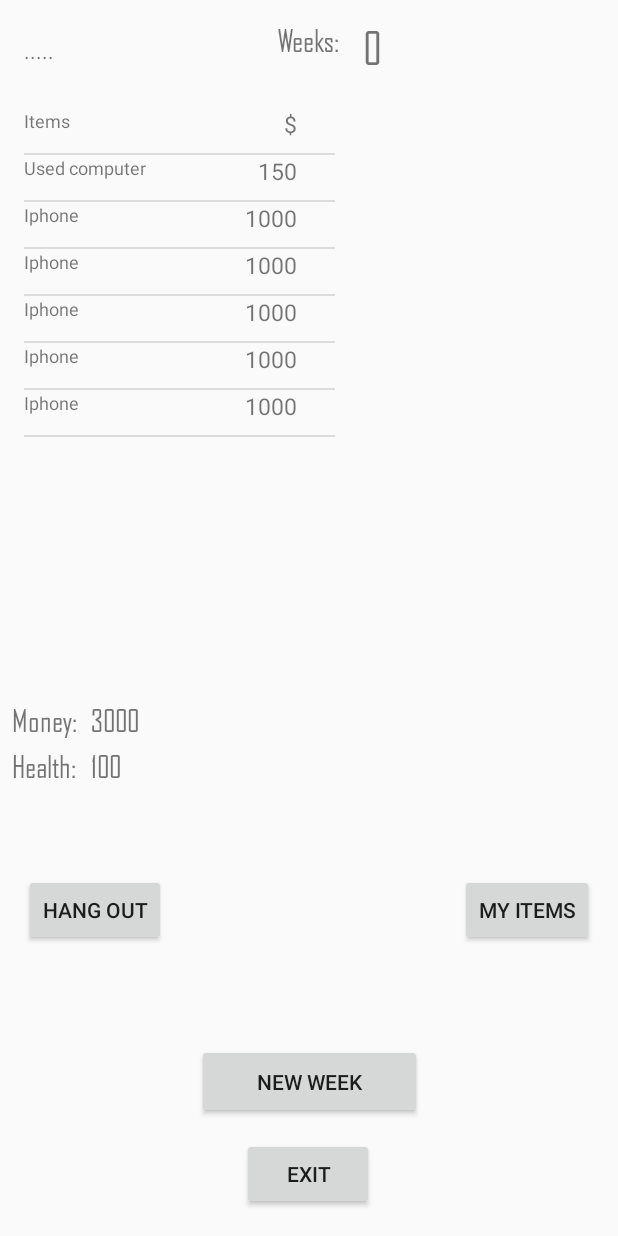
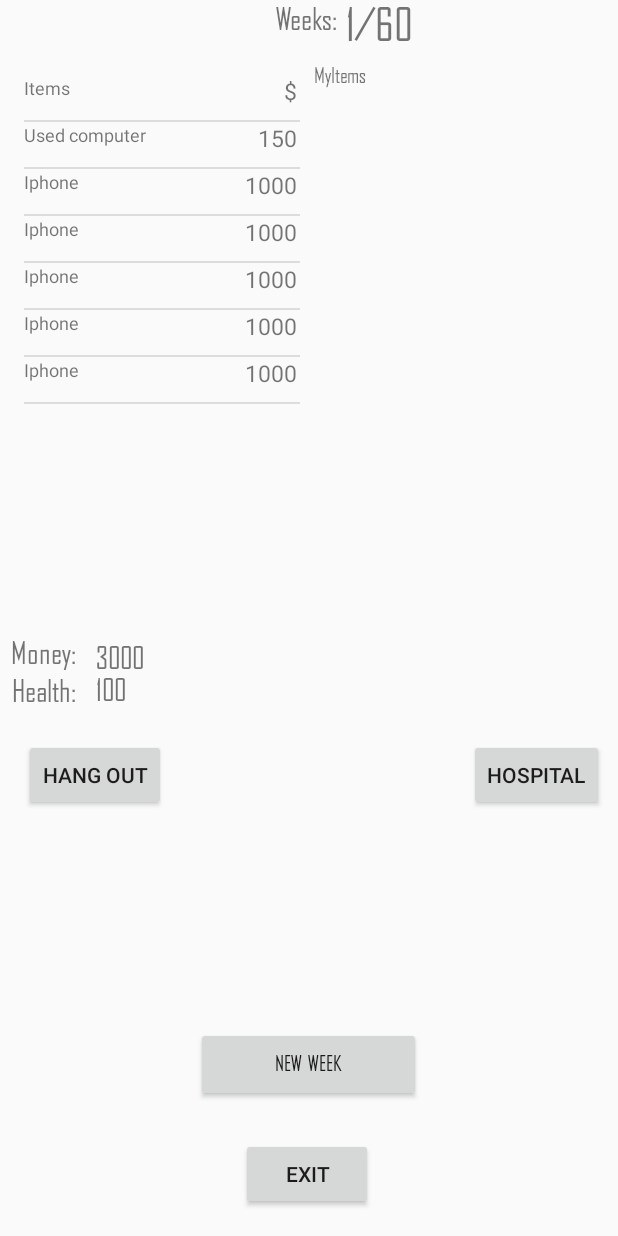
Before and after one commit to XiwenZhang/SIT-305-Assignment-2, an Android app: the StartGame screen opened directly, with no data from a screen before it, on a phone screen of 412 x 824 dp. Run offline under Robolectric (Android 15) with nearby library versions, the phone set to English and light mode, and no system bars.

Commit message:
week7 update

```diff
--- a/app/src/main/java/com/example/user/prtice/StartGame.java
+++ b/app/src/main/java/com/example/user/prtice/StartGame.java
@@ -14,13 +14,19 @@ import android.support.annotation.Nullable;
 import android.support.v4.view.ViewPropertyAnimatorCompat;
 import android.support.v7.app.AppCompatActivity;
 import android.os.Bundle;
+import android.text.InputType;
+import android.text.TextUtils;
 import android.util.Log;
+import android.view.Display;
 import android.view.KeyEvent;
 import android.view.View;
+import android.widget.AdapterView;
 import android.widget.Button;
+import android.widget.EditText;
 import android.widget.ListView;
 import android.widget.TextView;
 import android.view.View;
+import android.widget.Toast;
 
 import org.xmlpull.v1.XmlPullParser;
 import org.xmlpull.v1.XmlPullParserException;
@@ -38,13 +44,18 @@ public class StartGame extends Activity {
 
     private int days;
     private int moneyc = 3000;
-    private int hungry = 0;
     private int heal = 0;
     public int random = 0;
     private int event = 1;
     private int event2 = 0;
+    private int counts = 0;
+    private int itemp = 0;
+    private int idm;
 
 
+    private String itemname;
+    private int itemprice;
+    private String itemn;
     private String msg;
     private String title;
     private int changes;
@@ -60,11 +71,13 @@ public class StartGame extends Activity {
     private TextView Money;
     private TextView Health;
     private TextView Heal;
+    private TextView Display3;
 
 
 
 
     private ListView mark;
+    private ListView items;
 
 
     private Button Hangout;
@@ -72,10 +85,11 @@ public class StartGame extends Activity {
     private Button Newdays;
     private Button money;
     private Button Market;
-    private Button MyItem;
+    private Button Hospital;
 
 
     private List<ItemAdapter> sells;
+    private List<MyItemAdapter> myitems;
     private ItemAdapter itemAdapter;
     private XmlPullParser parser;
 
@@ -87,6 +101,8 @@ public class StartGame extends Activity {
         super.onCreate(savedInstanceState);
         setContentView(R.layout.startpage);
 
+        myitems = new ArrayList<MyItemAdapter>();
+
         //set value
         moneyc = 3000;
         heal = 100;
@@ -95,7 +111,7 @@ public class StartGame extends Activity {
         //Button
         Newdays = findViewById(R.id.NewDay);
         Hangout = findViewById(R.id.Hunt);
-        MyItem = findViewById(R.id.Items);
+        Hospital = findViewById(R.id.Items);
 
 
         //TextView
@@ -105,16 +121,18 @@ public class StartGame extends Activity {
         Display2 = findViewById(R.id.display2);
         Health = findViewById(R.id.health);
         Heal = findViewById(R.id.heal);
+        Display3 =  findViewById(R.id.display3);
 
 
 
         //ListView
         mark = findViewById(R.id.markee);
+        items = findViewById(R.id.myitems);
 
         //reset List
         sells = null;
 
-        //get value from xml by parser
+        //get value from xml by parser to parser xml film which is saved in assets folder
         sells = parseXmlUsingPull();
 
 
@@ -125,7 +143,7 @@ public class StartGame extends Activity {
 
 
 
-         //this is set font of view
+         //this is set font of TextView
         Typeface font = Typeface.createFromAsset(getAssets(), "fonts/ftt.otf");
         Days.setTypeface(font);
         Display1.setTypeface(font);
@@ -133,6 +151,92 @@ public class StartGame extends Activity {
         Heal.setTypeface(font);
         Health.setTypeface(font);
         Money.setTypeface(font);
+        Display3.setTypeface(font);
+
+
+        Newdays.setTypeface(font);
+
+
+        /**
+         *  This is listview item on click listener
+         *         - When the single item of ListView is be clicked
+         *         - it will shows Dialog and input the count of items to buy.
+         *         - If it is the first time to click
+         *         - the Myitems ListView will be created
+         *         - for the EditText in Dialog, user is only be allowed input int numbers(if user enter empty or 0 it will shows Toast.)
+         */
+
+    mark.setOnItemClickListener(new AdapterView.OnItemClickListener() {
+        @Override
+        public void onItemClick(AdapterView<?> parent, View view, final int position, long id) {
+
+
+                // set EditText and number only
+                final EditText editText = new EditText(StartGame.this);
+                editText.setText("0");
+                editText.setInputType(InputType.TYPE_CLASS_NUMBER);
+
+
+                if (position > 0) {
+                    //AlerDialog for the single item buying counts
+                    AlertDialog.Builder builder = new AlertDialog.Builder(StartGame.this);
+
+                    builder.setTitle("How many you want to buy?");
+                    builder.setView(editText);
+                    builder.setPositiveButton("Buy", new DialogInterface.OnClickListener() {
+                        @Override
+                        public void onClick(DialogInterface dialog, int which) {
+                            MyItemAdapter myItemAdapter = null;
+
+                            String m ;
+
+                            m = editText.getText().toString();
+
+                            if (TextUtils.isEmpty(m)) {
+                                Toast.makeText(StartGame.this, "You enter a empty number", Toast.LENGTH_SHORT).show();
+                            }
+                             else if (Integer.parseInt(m) == 0)
+                            {
+                                Toast.makeText(StartGame.this, "You enter a 0 for counts", Toast.LENGTH_SHORT).show();
+
+                            }
+                            else {
+                                myItemAdapter = new MyItemAdapter();
+
+                                //get counts, name and price from the mark ListView.
+                                counts = Integer.parseInt(m);
+                                itemname = sells.get(position).getMname();
+                                itemprice = Integer.parseInt(sells.get(position).getMprice());
+
+                                //set value into the my item ListView
+                                myItemAdapter.setName2(itemname);
+                                myItemAdapter.setPrice2(itemprice);
+                                myItemAdapter.setCount2(counts);
+                                myitems.add(myItemAdapter);
+
+                                //set the View of my item ListView
+                                MyScondBaseAdapter scondBaseAdapter = new MyScondBaseAdapter(StartGame.this,myitems);
+                                items.setAdapter(scondBaseAdapter);
+
+
+
+
+                            }
+                        }
+                    });
+                    builder.show();
+
+
+                }else
+                {
+
+                }
+
+
+
+
+        }
+    });
 
 
 
@@ -166,12 +270,14 @@ public class StartGame extends Activity {
     }
 
 
+    @Override
+    protected void onResume() {
+        super.onResume();
 
 
 
 
-
-
+    }
 
     /**
      * when user click new days data update.
@@ -245,16 +351,21 @@ public class StartGame extends Activity {
 
     }
 
+    /**
+     * Hang out windows printer
+     * it decide by the random number event to create the events of hang out
+     */
+
     public  void  dailaogoutplay()
     {
-        AlertDialog.Builder builder = new AlertDialog.Builder(StartGame.this);
+        final AlertDialog.Builder builder = new AlertDialog.Builder(StartGame.this);
         builder.setTitle("Hang out");
         builder.setMessage(msg);
         builder.setPositiveButton(btn1, new DialogInterface.OnClickListener() {
             @Override
             public void onClick(DialogInterface dialog, int which) {
                  switch (event)
-                 {
+                 {  //get event type and set the on_click
                      case 1:
 
                          double a;
@@ -266,6 +377,27 @@ public class StartGame extends Activity {
                      case 2:
                          moneyc = moneyc - 100;
                          Money.setText(Integer.toString(moneyc));
+                         int lottery = 0;
+                         //setting lottery system
+                         Random random = new Random();
+                         lottery = random.nextInt(99)+1;
+
+                         if (lottery < 100 && lottery >=1)
+                         {
+                             AlertDialog.Builder builder2 = new AlertDialog.Builder(StartGame.this);
+                             builder2.setTitle("Lottery");
+                             builder2.setMessage("Congratulations on winning($5000)");
+                             builder2.setPositiveButton("Lucky!", new DialogInterface.OnClickListener() {
+                                 @Override
+                                 public void onClick(DialogInterface dialog, int which) {
+                                     moneyc = moneyc + 5000;
+                                     Money.setText(Integer.toString(moneyc));
+                                 }
+                             });
+                             builder2.show();
+                         }
+
+
                          break;
                  }
             }
@@ -329,5 +461,14 @@ public class StartGame extends Activity {
 
         }
     }
+    /**
+     * setting item is being click and alertdialog
+     */
+    public void  onItemClick(AdapterView<?> parent, View v,int position, long id)
+    {
+        AlertDialog.Builder builder = new AlertDialog.Builder( StartGame.this);
+
+
+    }
 
 }
--- a/app/src/main/res/layout/startpage.xml
+++ b/app/src/main/res/layout/startpage.xml
@@ -11,10 +11,9 @@
 
         android:layout_width="0dp"
         android:layout_height="wrap_content"
-        android:layout_marginTop="16dp"
         android:layout_marginEnd="16dp"
         android:layout_marginRight="16dp"
-        android:text="0"
+        android:text="1/60"
         android:textSize="30dp"
         app:layout_constraintEnd_toEndOf="parent"
         app:layout_constraintStart_toEndOf="@+id/display1"
@@ -24,13 +23,12 @@
         android:id="@+id/NewDay"
         android:layout_width="150dp"
         android:layout_height="50dp"
-        android:layout_marginTop="65dp"
-        android:layout_marginBottom="61dp"
+        android:layout_marginBottom="24dp"
         android:text="New Week"
-        app:layout_constraintBottom_toBottomOf="@+id/Exit"
+        app:layout_constraintBottom_toTopOf="@+id/Exit"
         app:layout_constraintEnd_toEndOf="parent"
-        app:layout_constraintStart_toStartOf="parent"
-        app:layout_constraintTop_toBottomOf="@+id/Hunt" />
+        app:layout_constraintHorizontal_bias="0.498"
+        app:layout_constraintStart_toStartOf="parent" />
 
     <Button
         android:id="@+id/Hunt"
@@ -38,21 +36,21 @@
         android:layout_height="wrap_content"
         android:layout_marginStart="16dp"
         android:layout_marginLeft="16dp"
+        android:layout_marginTop="46dp"
         android:text="Hang out"
-        app:layout_constraintBottom_toBottomOf="@+id/Items"
         app:layout_constraintStart_toStartOf="parent"
-        app:layout_constraintTop_toTopOf="@+id/Items" />
+        app:layout_constraintTop_toBottomOf="@+id/display2" />
 
     <Button
         android:id="@+id/Items"
         android:layout_width="wrap_content"
         android:layout_height="wrap_content"
-        android:layout_marginEnd="16dp"
-        android:layout_marginRight="16dp"
-        android:layout_marginBottom="193dp"
-        android:text="My Items"
-        app:layout_constraintBottom_toBottomOf="parent"
-        app:layout_constraintEnd_toEndOf="parent" />
+        android:layout_marginEnd="9dp"
+        android:layout_marginRight="9dp"
+        android:text="Hospital"
+        app:layout_constraintBottom_toBottomOf="@+id/Hunt"
+        app:layout_constraintEnd_toEndOf="parent"
+        app:layout_constraintTop_toTopOf="@+id/Hunt" />
 
     <Button
         android:id="@+id/Exit"
@@ -68,72 +66,59 @@
     <TextView
         android:id="@+id/money"
         android:layout_width="0dp"
-        android:layout_height="24dp"
-        android:layout_marginEnd="306dp"
-        android:layout_marginRight="306dp"
-        android:layout_marginBottom="89dp"
+        android:layout_height="0dp"
+        android:layout_marginTop="3dp"
+        android:layout_marginEnd="300dp"
+        android:layout_marginRight="300dp"
         android:text="3000"
         android:textSize="20dp"
-        app:layout_constraintBottom_toTopOf="@+id/Hunt"
+        app:layout_constraintBottom_toTopOf="@+id/heal"
         app:layout_constraintEnd_toEndOf="parent"
-        app:layout_constraintStart_toEndOf="@+id/display2" />
-
-    <TextView
-        android:id="@+id/title"
-        android:layout_width="0dp"
-        android:layout_height="0dp"
-        android:layout_marginStart="16dp"
-        android:layout_marginLeft="16dp"
-        android:layout_marginTop="8dp"
-        android:layout_marginEnd="15dp"
-        android:layout_marginRight="15dp"
-        android:layout_marginBottom="8dp"
-        android:text="....."
-        app:layout_constraintBottom_toTopOf="@+id/markee"
-        app:layout_constraintEnd_toStartOf="@+id/display1"
-        app:layout_constraintStart_toStartOf="parent"
-        app:layout_constraintTop_toTopOf="@+id/Days" />
+        app:layout_constraintStart_toEndOf="@+id/display2"
+        app:layout_constraintTop_toTopOf="@+id/display2" />
 
     <TextView
         android:id="@+id/display2"
         android:layout_width="wrap_content"
         android:layout_height="wrap_content"
-        android:layout_marginStart="8dp"
-        android:layout_marginLeft="8dp"
-        android:layout_marginEnd="9dp"
-        android:layout_marginRight="9dp"
+        android:layout_marginStart="7dp"
+        android:layout_marginLeft="7dp"
+        android:layout_marginTop="84dp"
+        android:layout_marginEnd="13dp"
+        android:layout_marginRight="13dp"
         android:text="Money:"
         android:textSize="20dp"
-        app:layout_constraintBaseline_toBaselineOf="@+id/money"
         app:layout_constraintEnd_toStartOf="@+id/money"
-        app:layout_constraintStart_toStartOf="parent" />
+        app:layout_constraintStart_toStartOf="parent"
+        app:layout_constraintTop_toBottomOf="@+id/markee" />
 
     <TextView
         android:id="@+id/display1"
         android:layout_width="wrap_content"
-        android:layout_height="30dp"
-        android:layout_marginTop="16dp"
-        android:layout_marginEnd="15dp"
-        android:layout_marginRight="15dp"
-        android:layout_marginBottom="18dp"
+        android:layout_height="0dp"
+        android:layout_marginStart="184dp"
+        android:layout_marginLeft="184dp"
+        android:layout_marginTop="1dp"
+        android:layout_marginEnd="5dp"
+        android:layout_marginRight="5dp"
+        android:layout_marginBottom="13dp"
         android:text="Weeks:"
         android:textSize="20dp"
-        app:layout_constraintBottom_toBottomOf="@+id/title"
+        app:layout_constraintBottom_toBottomOf="@+id/Days"
         app:layout_constraintEnd_toStartOf="@+id/Days"
-        app:layout_constraintStart_toEndOf="@+id/title"
+        app:layout_constraintStart_toStartOf="parent"
         app:layout_constraintTop_toTopOf="parent" />
 
     <ListView
         android:id="@+id/markee"
-        android:layout_width="207dp"
-        android:layout_height="0dp"
+        android:layout_width="184dp"
+        android:layout_height="290dp"
         android:layout_marginStart="16dp"
         android:layout_marginLeft="16dp"
-        android:layout_marginTop="56dp"
-        android:layout_marginBottom="51dp"
-        app:layout_constraintBottom_toBottomOf="@+id/money"
+        android:layout_marginTop="50dp"
         app:layout_constraintStart_toStartOf="parent"
-        app:layout_constraintTop_toTopOf="@+id/Days" />
+        app:layout_constraintTop_toBottomOf="@+id/display1"
+        app:layout_constraintTop_toTopOf="parent" />
 
     <TextView
         android:id="@+id/health"
@@ -141,27 +126,58 @@
         android:layout_height="28dp"
         android:layout_marginStart="8dp"
         android:layout_marginLeft="8dp"
-        android:layout_marginEnd="10dp"
-        android:layout_marginRight="10dp"
+        android:layout_marginTop="24dp"
+        android:layout_marginEnd="13dp"
+        android:layout_marginRight="13dp"
+        android:layout_marginBottom="18dp"
         android:text="Health:"
         android:textSize="20dp"
-        app:layout_constraintBaseline_toBaselineOf="@+id/heal"
+        app:layout_constraintBottom_toTopOf="@+id/Hunt"
         app:layout_constraintEnd_toStartOf="@+id/heal"
-        app:layout_constraintStart_toStartOf="parent" />
+        app:layout_constraintStart_toStartOf="parent"
+        app:layout_constraintTop_toTopOf="@+id/money" />
 
     <TextView
         android:id="@+id/heal"
         android:layout_width="0dp"
         android:layout_height="23dp"
-        android:layout_marginTop="58dp"
-        android:layout_marginEnd="307dp"
-        android:layout_marginRight="307dp"
-        android:layout_marginBottom="59dp"
+        android:layout_marginTop="27dp"
+        android:layout_marginEnd="299dp"
+        android:layout_marginRight="299dp"
+        android:layout_marginBottom="23dp"
         android:text="100"
         android:textSize="20dp"
         app:layout_constraintBottom_toTopOf="@+id/Hunt"
         app:layout_constraintEnd_toEndOf="parent"
         app:layout_constraintStart_toEndOf="@+id/health"
-        app:layout_constraintTop_toBottomOf="@+id/markee" />
+        app:layout_constraintTop_toTopOf="@+id/display2" />
+
+    <ListView
+        android:id="@+id/myitems"
+        android:layout_width="190dp"
+        android:layout_height="247dp"
+        android:layout_marginTop="84dp"
+        android:layout_marginEnd="4dp"
+        android:layout_marginRight="4dp"
+        app:layout_constraintEnd_toEndOf="parent"
+        app:layout_constraintHorizontal_bias="0.529"
+        app:layout_constraintStart_toEndOf="@+id/markee"
+        app:layout_constraintTop_toTopOf="parent" />
+
+    <TextView
+        android:id="@+id/display3"
+        android:layout_width="0dp"
+        android:layout_height="0dp"
+        android:layout_marginStart="9dp"
+        android:layout_marginLeft="9dp"
+        android:layout_marginTop="9dp"
+        android:layout_marginEnd="9dp"
+        android:layout_marginRight="9dp"
+        android:layout_marginBottom="8dp"
+        android:text="MyItems"
+        app:layout_constraintBottom_toTopOf="@+id/myitems"
+        app:layout_constraintEnd_toEndOf="@+id/Items"
+        app:layout_constraintStart_toEndOf="@+id/markee"
+        app:layout_constraintTop_toBottomOf="@+id/Days" />
 
 </android.support.constraint.ConstraintLayout>
```
Also changed, not shown: app/src/main/java/com/example/user/prtice/MyItemAdapter.java (added, +28 -0 lines), app/src/main/java/com/example/user/prtice/MyScondBaseAdapter.java (added, +67 -0 lines), app/src/main/res/layout/mysingleitem.xml (added, +32 -0 lines), 2 other files.
